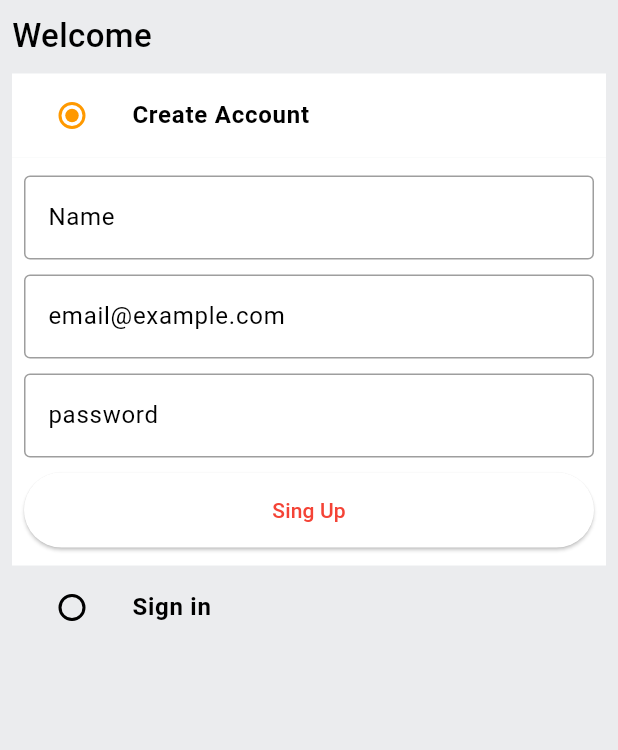
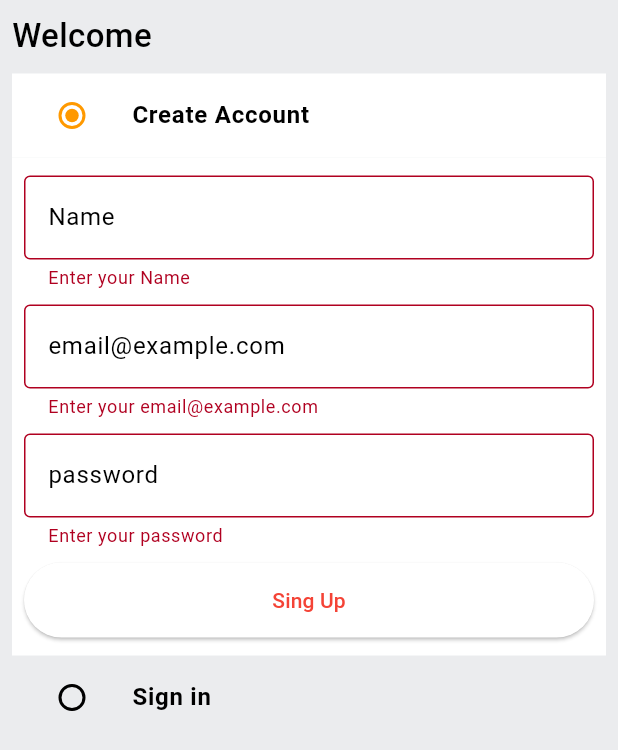
Before and after one commit to seyedAliHamedi/amazon_clone, a Flutter app: the screen it shows after launch, after a tap on "Sing Up", on a phone screen of 412 x 824 dp. Shown: the top 750 px of the screen. Run offline on Flutter 3.47's test engine with Material 3 defaults, Android fonts, the phone set to English and light mode, and no system bars.

```diff
--- /dev/null
+++ b/lib/core/common/show_snackbar.dart
@@ -0,0 +1,5 @@
+import 'package:flutter/material.dart';
+
+void showSnackBar(BuildContext context, String text) {
+  ScaffoldMessenger.of(context).showSnackBar(SnackBar(content: Text(text)));
+}
--- a/lib/core/common/widgets/custom_textfield.dart
+++ b/lib/core/widgets/custom_textfield.dart
@@ -19,7 +19,12 @@ class CustomTextField extends StatelessWidget {
           borderSide: BorderSide(color: Colors.black38),
         ),
       ),
-      validator: (value) {},
+      validator: (value) {
+        if (value == null || value.isEmpty) {
+          return 'Enter your $hintText';
+        }
+        return null;
+      },
     );
   }
 }
--- a/lib/features/auth/screens/auth_screen.dart
+++ b/lib/features/auth/screens/auth_screen.dart
@@ -1,6 +1,8 @@
-import 'package:amazon_clone/core/common/widgets/custom_button.dart';
-import 'package:amazon_clone/core/common/widgets/custom_textfield.dart';
+import 'package:amazon_clone/core/common/show_snackbar.dart';
+import 'package:amazon_clone/core/widgets/custom_button.dart';
+import 'package:amazon_clone/core/widgets/custom_textfield.dart';
 import 'package:amazon_clone/core/ui.dart';
+import 'package:amazon_clone/features/auth/services/auth_services.dart';
 import 'package:flutter/material.dart';
 
 enum Auth {
@@ -18,11 +20,21 @@ class AuthScreen extends StatefulWidget {
 
 class _AuthScreenState extends State<AuthScreen> {
   Auth _auth = Auth.signup;
+  AuthServices _service = AuthServices();
   final _signUpFormKey = GlobalKey<FormState>();
   final _signInFormKey = GlobalKey<FormState>();
   final TextEditingController _emailController = TextEditingController();
   final TextEditingController _passwordController = TextEditingController();
   final TextEditingController _nameController = TextEditingController();
+
+  void userSingUp() {
+    _service.signUpUser(
+      context: context,
+      name: _nameController.text,
+      email: _emailController.text,
+      password: _passwordController.text,
+    );
+  }
 
   @override
   void dispose() {
@@ -92,7 +104,14 @@ class _AuthScreenState extends State<AuthScreen> {
                               hintText: "password",
                             ),
                             const SizedBox(height: 10),
-                            CustomButton(text: "Sing Up", onTap: () {})
+                            CustomButton(
+                              text: "Sing Up",
+                              onTap: () {
+                                if (_signUpFormKey.currentState!.validate()) {
+                                  userSingUp();
+                                }
+                              },
+                            )
                           ],
                         ),
                       ),
--- /dev/null
+++ b/lib/features/auth/services/auth_services.dart
@@ -0,0 +1,38 @@
+import 'package:amazon_clone/core/common/show_snackbar.dart';
+import 'package:amazon_clone/core/error_handling.dart';
+import 'package:amazon_clone/models/user.dart';
+import 'package:flutter/material.dart';
+import 'package:http/http.dart' as http;
+
+class AuthServices {
+  void signUpUser({
+    required BuildContext context,
+    required String name,
+    required String email,
+    required String password,
+  }) async {
+    try {
+      User user = User(
+          id: '',
+          name: name,
+          email: email,
+          password: password,
+          address: '',
+          userType: '',
+          token: '');
+      http.Response response = await http.post(
+          Uri.parse("http://127.0.0.1:8000/auth/signup"),
+          body: user.toJson(),
+          headers: <String, String>{
+            'Content-Type': "application/json; charset=UTF-8"
+          });
+      httpErrorHandling(
+          response: response,
+          context: context,
+          onSuccess: () => showSnackBar(context,
+              "Account created; please log in with the same credintals"));
+    } catch (e) {
+      showSnackBar(context, e.toString());
+    }
+  }
+}
--- /dev/null
+++ b/lib/models/user.dart
@@ -0,0 +1,49 @@
+import 'dart:convert';
+
+class User {
+  final String id;
+  final String name;
+  final String email;
+  final String password;
+  final String address;
+  final String userType;
+  final String token;
+
+  User(
+      {required this.id,
+      required this.name,
+      required this.email,
+      required this.password,
+      required this.address,
+      required this.userType,
+      required this.token});
+
+  Map<String, dynamic> toMap() {
+    return <String, dynamic>{
+      'id': id,
+      'name': name,
+      'email': email,
+      'password': password,
+      'address': address,
+      'userType': userType,
+      'token': token,
+    };
+  }
+
+  factory User.fromMap(Map<dynamic, dynamic> map) {
+    return User(
+      id: map['_id'] as String,
+      name: map['name'] as String,
+      email: map['email'] as String,
+      password: map['password'] as String,
+      address: ['address'] as String,
+      userType: map['userType'] as String,
+      token: map['token'] as String,
+    );
+  }
+
+  String toJson() => json.encode(toMap());
+
+  factory User.fromJson(String source) =>
+      User.fromMap(json.decode(source) as Map<String, dynamic>);
+}
--- a/lib/router.dart
+++ b/lib/router.dart
@@ -1,4 +1,4 @@
-import 'package:amazon_clone/core/common/screens/not_found_screen.dart';
+import 'package:amazon_clone/core/common/not_found_screen.dart';
 import 'package:amazon_clone/features/auth/screens/auth_screen.dart';
 import 'package:flutter/material.dart';
 
--- a/pubspec.yaml
+++ b/pubspec.yaml
@@ -35,6 +35,7 @@ dependencies:
   # The following adds the Cupertino Icons font to your application.
   # Use with the CupertinoIcons class for iOS style icons.
   cupertino_icons: ^1.0.6
+  http: ^1.2.1
 
 dev_dependencies:
   flutter_test:
```
Also changed, not shown: lib/core/error_handling.dart (added, +25 -0 lines), lib/core/common/not_found_screen.dart (renamed from lib/core/common/screens/not_found_screen.dart), lib/core/widgets/custom_button.dart (renamed from lib/core/common/widgets/custom_button.dart), pubspec.lock, 1 other file.
